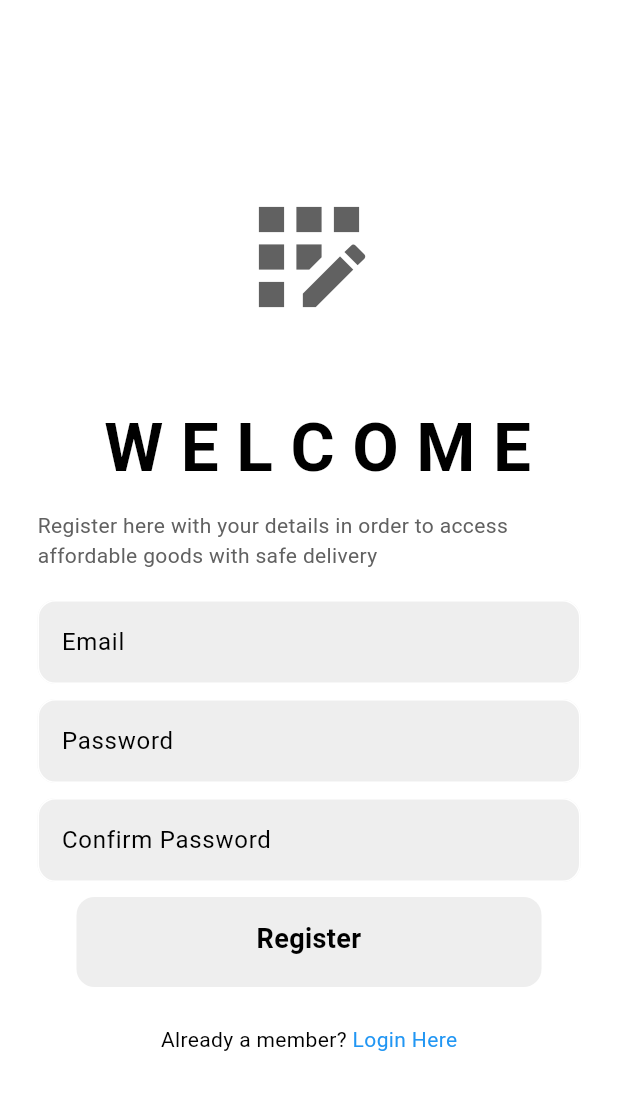
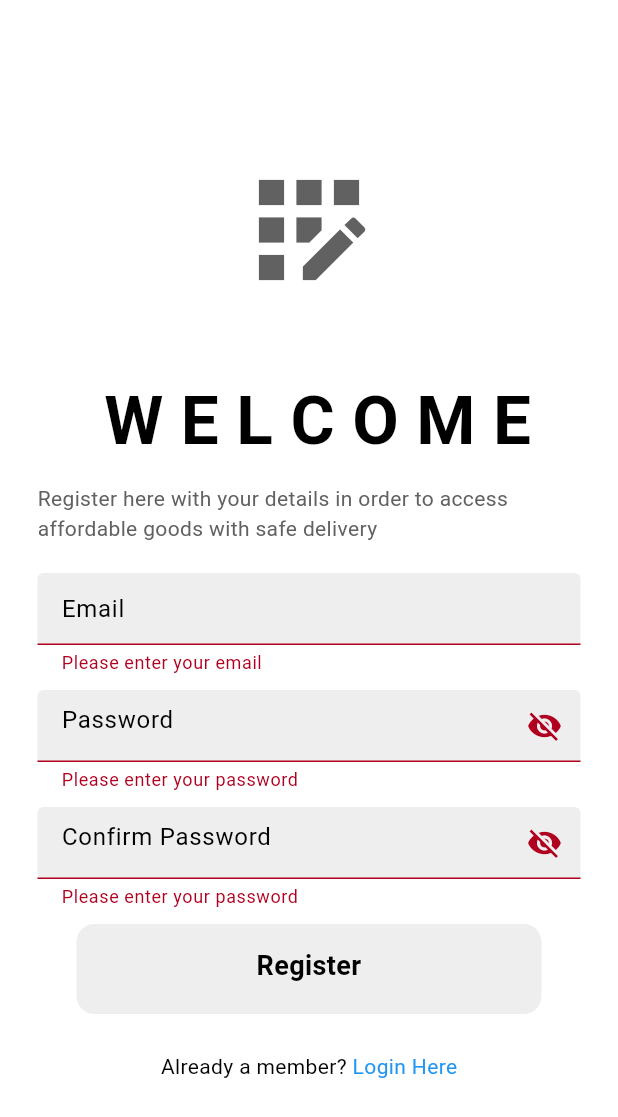
Before and after one commit to iamMawuena1/mini-commerce, a Flutter app: the RegisterPage screen opened directly with empty values, after a tap on "Register", on a phone screen of 412 x 824 dp. Shown: the top 1117 px of the screen. Run offline on Flutter 3.47's test engine with Material 3 defaults, Android fonts, the phone set to English and light mode, and no system bars; our stand-ins replace another_flutter_splash_screen, firebase_auth, firebase_core, lottie, smooth_page_indicator; accounts and stored records are empty.

Commit message:
final validation done

```diff
--- a/lib/Widgets/textfileds.dart
+++ b/lib/Widgets/textfileds.dart
@@ -1,23 +1,43 @@
 import 'package:flutter/material.dart';
 
-class MyTextField extends StatelessWidget {
+class MyTextField extends StatefulWidget {
   final String hintText;
   final bool obscuredText;
   final TextEditingController? controller;
+  final String? Function(String?)? validator;
   const MyTextField({
     super.key,
     required this.hintText,
     required this.obscuredText,
     required this.controller,
+    this.validator,
   });
 
+  @override
+  State<MyTextField> createState() => _MyTextFieldState();
+}
+
+class _MyTextFieldState extends State<MyTextField> {
+  bool _obscuredText = true;
   @override
   Widget build(BuildContext context) {
     return Padding(
       padding: const EdgeInsets.symmetric(horizontal: 25.0),
-      child: TextField(
-        controller: controller,
+      child: TextFormField(
+        controller: widget.controller,
         decoration: InputDecoration(
+          suffixIcon: widget.obscuredText
+              ? IconButton(
+                  onPressed: () {
+                    setState(() {
+                      _obscuredText = !_obscuredText;
+                    });
+                  },
+                  icon: Icon(
+                    _obscuredText ? Icons.visibility_off : Icons.visibility,
+                  ),
+                )
+              : null,
           enabledBorder: OutlineInputBorder(
             borderSide:
                 BorderSide(color: Theme.of(context).colorScheme.onPrimary),
@@ -27,11 +47,12 @@ class MyTextField extends StatelessWidget {
             borderSide: const BorderSide(color: Colors.deepPurple),
             borderRadius: BorderRadius.circular(12.0),
           ),
-          hintText: hintText,
+          hintText: widget.hintText,
           fillColor: Theme.of(context).colorScheme.primary,
           filled: true,
         ),
-        obscureText: obscuredText,
+        obscureText: widget.obscuredText,
+        validator: widget.validator,
       ),
     );
   }
--- a/lib/pages/logins/sign_up.dart
+++ b/lib/pages/logins/sign_up.dart
@@ -21,6 +21,9 @@ class _RegisterPageState extends State<RegisterPage> {
   final passwordController = TextEditingController();
   final confirmPasswordController = TextEditingController();
 
+  //keys to the form
+  final _formKey = GlobalKey<FormState>();
+
   @override
   void dispose() {
     super.dispose();
@@ -31,11 +34,16 @@ class _RegisterPageState extends State<RegisterPage> {
 
   //sign up method
   Future signUp() async {
-    if (passwordConfirmed()) {
+    if (_formKey.currentState!.validate() && passwordConfirmed()) {
+      try {
         await FirebaseAuth.instance.createUserWithEmailAndPassword(
           email: emailController.text.trim(),
           password: passwordController.text.trim(),
         );
+      } catch (e) {
+        // Handle sign-up errors
+        return Text("Error signing up: $e");
+      }
     }
   }
 
@@ -55,6 +63,8 @@ class _RegisterPageState extends State<RegisterPage> {
       body: SafeArea(
         child: Center(
           child: SingleChildScrollView(
+            child: Form(
+              key: _formKey,
               child: Column(
                 mainAxisAlignment: MainAxisAlignment.center,
                 children: [
@@ -89,6 +99,16 @@ class _RegisterPageState extends State<RegisterPage> {
                     controller: emailController,
                     hintText: 'Email',
                     obscuredText: false,
+                    validator: (value) {
+                      if (value!.isEmpty) {
+                        return 'Please enter your email';
+                      }
+                      if (!RegExp(r'^[\w-\.]+@([\w-]+\.)+[\w-]{2,4}$')
+                          .hasMatch(value)) {
+                        return 'Please enter a valid email address';
+                      }
+                      return null;
+                    },
                   ),
                   const SizedBox(height: 10),
                   //password field
@@ -96,12 +116,30 @@ class _RegisterPageState extends State<RegisterPage> {
                     hintText: 'Password',
                     obscuredText: true,
                     controller: passwordController,
+                    validator: (value) {
+                      if (value!.isEmpty) {
+                        return 'Please enter your password';
+                      }
+                      if (value.length < 6) {
+                        return 'Password must be at least 6 characters long';
+                      }
+                      return null;
+                    },
                   ),
                   const SizedBox(height: 10),
                   MyTextField(
                     hintText: 'Confirm Password',
                     obscuredText: true,
                     controller: confirmPasswordController,
+                    validator: (value) {
+                      if (value!.isEmpty) {
+                        return 'Please enter your password';
+                      }
+                      if (value.length < 6) {
+                        return 'Password must be at least 6 characters long';
+                      }
+                      return null;
+                    },
                   ),
                   const SizedBox(height: 10),
                   // login button
@@ -137,6 +175,7 @@ class _RegisterPageState extends State<RegisterPage> {
             ),
           ),
         ),
+      ),
     );
   }
 }
```
Also changed, not shown: lib/pages/logins/login.dart (+35 -0 lines). Lines whose indentation alone changed are shown as unchanged.
